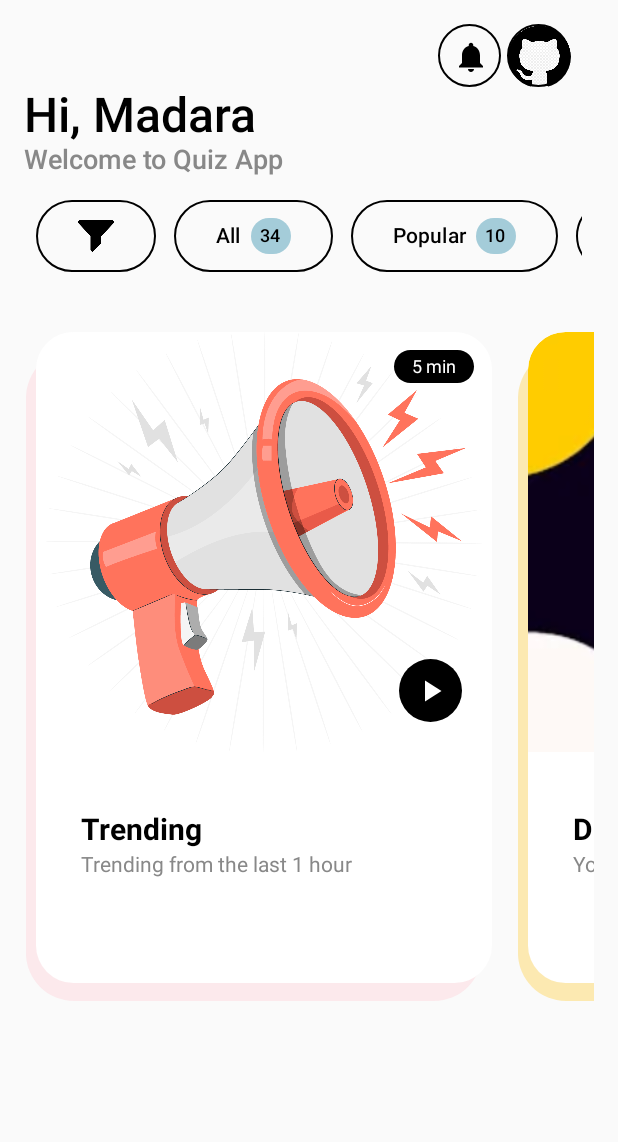
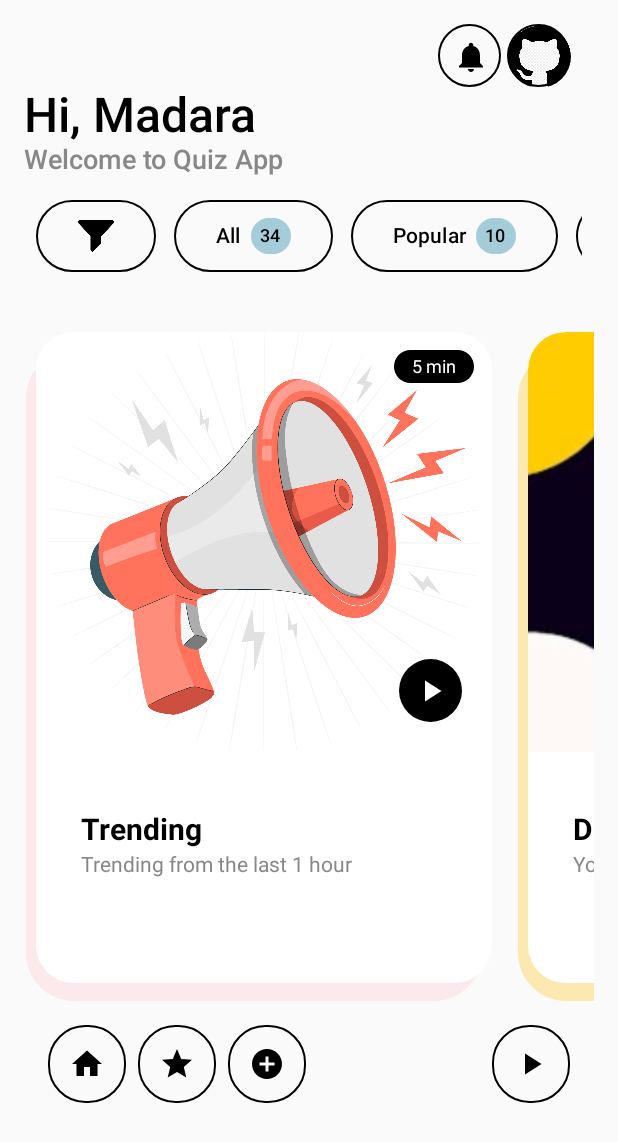
Before and after one commit to buildscript-dev/QuizApp, an Android app built with Jetpack Compose: the HomePage screen opened through its navigation route, on a phone screen of 412 x 824 dp. Shown: the top 1142 px of the screen. Run offline under Robolectric (Android 15) with nearby library versions, the phone set to English and light mode, and no system bars.

Commit message:
HomePage Completed

```diff
--- a/app/src/main/java/com/example/quizapp/Component/HomePage.kt
+++ b/app/src/main/java/com/example/quizapp/Component/HomePage.kt
@@ -1,24 +1,32 @@
 package com.example.quizapp.Component
 
+import android.widget.Space
 import androidx.compose.foundation.Image
 import androidx.compose.foundation.border
 import androidx.compose.foundation.layout.Arrangement
 import androidx.compose.foundation.layout.Column
 import androidx.compose.foundation.layout.Row
+import androidx.compose.foundation.layout.Spacer
 import androidx.compose.foundation.layout.WindowInsets
 import androidx.compose.foundation.layout.asPaddingValues
 import androidx.compose.foundation.layout.fillMaxSize
 import androidx.compose.foundation.layout.fillMaxWidth
+import androidx.compose.foundation.layout.height
 import androidx.compose.foundation.layout.padding
 import androidx.compose.foundation.layout.size
 import androidx.compose.foundation.layout.systemBars
 import androidx.compose.foundation.shape.RoundedCornerShape
 import androidx.compose.material.icons.Icons
+import androidx.compose.material.icons.filled.AddCircle
+import androidx.compose.material.icons.filled.Home
 import androidx.compose.material.icons.filled.Notifications
+import androidx.compose.material.icons.filled.PlayArrow
+import androidx.compose.material.icons.filled.Star
 import androidx.compose.material3.Icon
 import androidx.compose.material3.IconButton
 import androidx.compose.material3.Text
 import androidx.compose.runtime.Composable
+import androidx.compose.ui.Alignment
 import androidx.compose.ui.Modifier
 import androidx.compose.ui.graphics.Color
 import androidx.compose.ui.layout.ContentScale
@@ -101,5 +109,90 @@ fun HomePage(navController: NavController) {
 
         CategoryList(categories = categories)
         QuizCardRow(navController = navController)
+
+        Row(
+            modifier = Modifier
+                .fillMaxWidth()
+                .padding(horizontal = 12.dp),
+            verticalAlignment = Alignment.CenterVertically,
+            horizontalArrangement = Arrangement.SpaceBetween
+        ) {
+            // Left group of icons
+            Row(
+                verticalAlignment = Alignment.CenterVertically
+            ) {
+                IconButton(
+                    onClick = {},
+                    modifier = Modifier
+                        .padding(4.dp)
+                        .border(
+                            width = 1.dp,
+                            color = Color.Black,
+                            shape = RoundedCornerShape(25.dp)
+                        )
+                        .size(52.dp)
+                ) {
+                    Icon(
+                        imageVector = Icons.Default.Home,
+                        contentDescription = "Home"
+                    )
+                }
+
+                IconButton(
+                    onClick = {},
+                    modifier = Modifier
+                        .padding(4.dp)
+                        .border(
+                            width = 1.dp,
+                            color = Color.Black,
+                            shape = RoundedCornerShape(25.dp)
+                        )
+                        .size(52.dp)
+                ) {
+                    Icon(
+                        imageVector = Icons.Default.Star,
+                        contentDescription = "Star"
+                    )
+                }
+
+                IconButton(
+                    onClick = {},
+                    modifier = Modifier
+                        .padding(4.dp)
+                        .border(
+                            width = 1.dp,
+                            color = Color.Black,
+                            shape = RoundedCornerShape(25.dp)
+                        )
+                        .size(52.dp)
+                ) {
+                    Icon(
+                        imageVector = Icons.Default.AddCircle,
+                        contentDescription = "Circle"
+                    )
+                }
+            }
+
+            // Right single icon
+            IconButton(
+                onClick = {},
+                modifier = Modifier
+                    .padding(4.dp)
+                    .border(
+                        width = 1.dp,
+                        color = Color.Black,
+                        shape = RoundedCornerShape(25.dp)
+                    )
+                    .size(52.dp)
+            ) {
+                Icon(
+                    imageVector = Icons.Default.PlayArrow,
+                    contentDescription = "Play"
+                )
+            }
+        }
+
+
+
     }
 }
```
